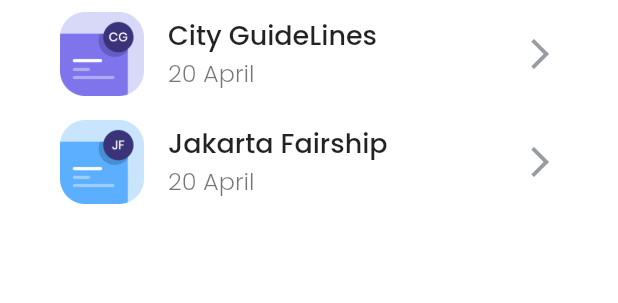
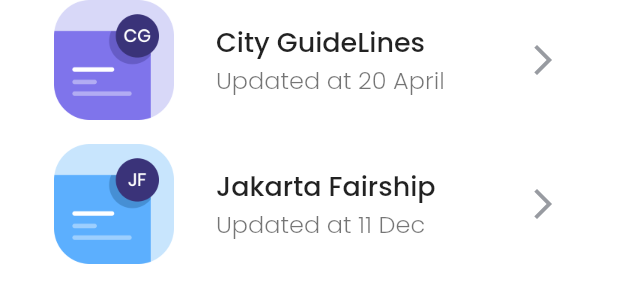
Before and after one commit to Muhdzalf/bwa_kos, a Flutter app: the TipsAndGuidaceList widget shown alone on an empty page, opened directly, on a phone screen of 412 x 824 dp. Shown: the top 303 px of the screen. Run offline on Flutter 3.47's test engine with Material 2 defaults, Android fonts, the phone set to English and light mode, and no system bars; our stand-ins replace google_fonts.

Commit message:
Update Tips and Guidance Card

```diff
--- a/lib/pages/home/components/tipsandguidance_list.dart
+++ b/lib/pages/home/components/tipsandguidance_list.dart
@@ -1,4 +1,5 @@
 import 'package:bwa_kos/pages/widgets/tipsandguideline_card.dart';
+import 'package:bwa_kos/theme.dart';
 import 'package:flutter/material.dart';
 
 class TipsAndGuidaceList extends StatelessWidget {
@@ -15,12 +16,12 @@ class TipsAndGuidaceList extends StatelessWidget {
           TipsandGuidanceListTile(
             name: 'City GuideLines',
             imageUrl: 'assets/icons/city_guidelines.png',
-            timeUpdated: '20 April',
+            updated: '20 April',
           ),
           TipsandGuidanceListTile(
             name: 'Jakarta Fairship',
             imageUrl: 'assets/icons/jakarta_fairship.png',
-            timeUpdated: '20 April',
+            updated: '11 Dec',
           ),
         ],
       ),
--- a/lib/pages/home/home_page.dart
+++ b/lib/pages/home/home_page.dart
@@ -1,6 +1,4 @@
 import 'package:bwa_kos/pages/widgets/content_title.dart';
-import 'package:bwa_kos/pages/widgets/tipsandguideline_card.dart';
-import 'package:bwa_kos/theme.dart';
 import 'package:flutter/material.dart';
 import 'components/header.dart';
 import 'components/popularcities_list.dart';
--- a/lib/pages/widgets/tipsandguideline_card.dart
+++ b/lib/pages/widgets/tipsandguideline_card.dart
@@ -5,33 +5,52 @@ import '../../theme.dart';
 class TipsandGuidanceListTile extends StatelessWidget {
   final String name;
   final String imageUrl;
-  final String timeUpdated;
+  final String updated;
   const TipsandGuidanceListTile({
     Key? key,
     required this.name,
     required this.imageUrl,
-    required this.timeUpdated,
+    required this.updated,
   }) : super(key: key);
 
   @override
   Widget build(BuildContext context) {
-    return ListTile(
-      leading: Image.asset(
+    return Container(
+      margin: EdgeInsets.only(bottom: 16),
+      child: Row(
+        children: [
+          Expanded(
+            flex: 2,
+            child: Image.asset(
               imageUrl,
               height: 80,
             ),
-      title: Text(
+          ),
+          Expanded(
+              flex: 4,
+              child: Container(
+                  padding: EdgeInsets.symmetric(vertical: 10, horizontal: 16),
+                  child: Column(
+                    crossAxisAlignment: CrossAxisAlignment.start,
+                    children: [
+                      Text(
                         name,
                         style: title.copyWith(fontSize: 18),
                       ),
-      subtitle: Text(
-        timeUpdated,
+                      Text(
+                        'Updated at $updated',
                         style: subtitle.copyWith(color: Colors.black54),
                       ),
-      trailing: Icon(
+                    ],
+                  ))),
+          Expanded(
+              flex: 1,
+              child: Icon(
                 Icons.arrow_forward_ios,
+                size: 24,
                 color: greyColor,
-        size: 24,
+              ))
+        ],
       ),
     );
   }
```
Lines whose indentation alone changed are shown as unchanged.
